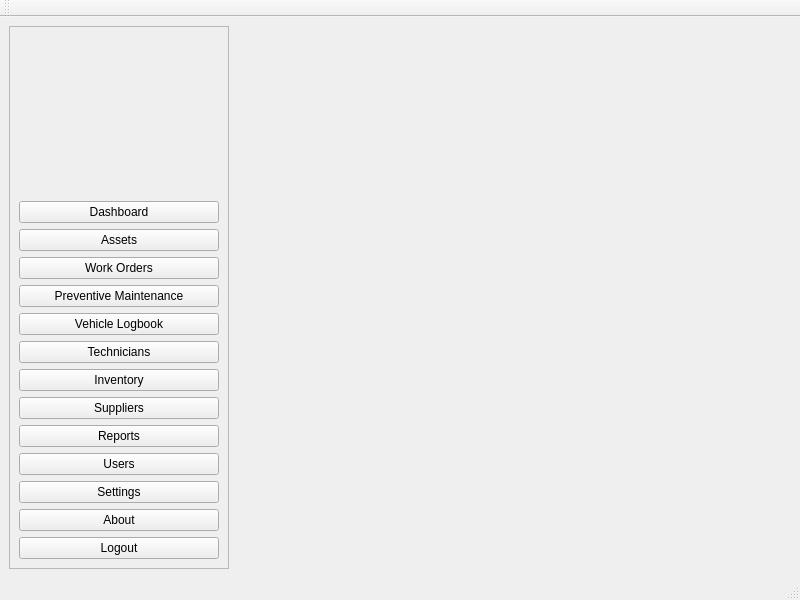
Old version of the form app/ui/forms/main_window.ui in the repository Apie-dup/MaintenanceSystem.
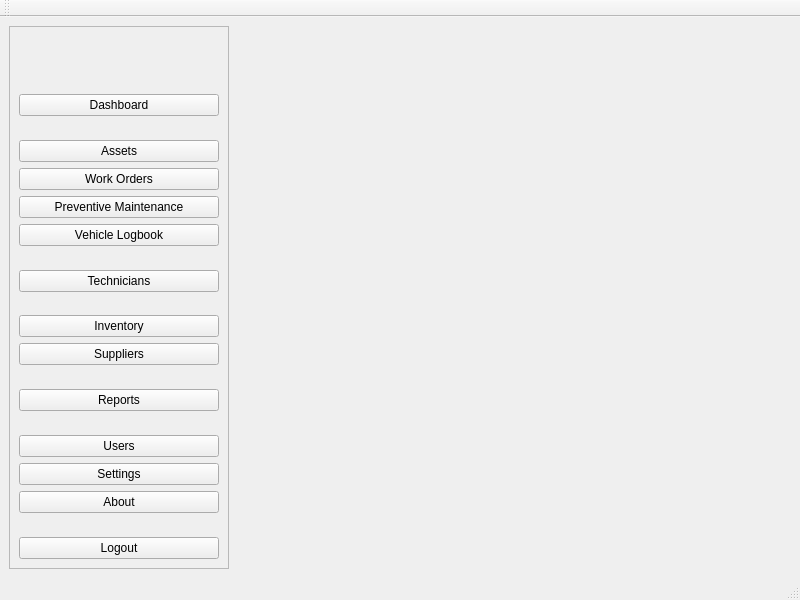
New version of the form.

Patch:
```diff
--- a/app/ui/forms/main_window.ui
+++ b/app/ui/forms/main_window.ui
@@ -50,6 +50,19 @@
          </property>
         </widget>
        </item>
+       <item>
+        <spacer name="verticalSpacer_2">
+         <property name="orientation">
+          <enum>Qt::Orientation::Vertical</enum>
+         </property>
+         <property name="sizeHint" stdset="0">
+          <size>
+           <width>20</width>
+           <height>40</height>
+          </size>
+         </property>
+        </spacer>
+       </item>
        <item>
         <widget class="QPushButton" name="btnDashboard">
          <property name="text">
@@ -60,6 +73,19 @@
          </property>
         </widget>
        </item>
+       <item>
+        <spacer name="verticalSpacer">
+         <property name="orientation">
+          <enum>Qt::Orientation::Vertical</enum>
+         </property>
+         <property name="sizeHint" stdset="0">
+          <size>
+           <width>20</width>
+           <height>40</height>
+          </size>
+         </property>
+        </spacer>
+       </item>
        <item>
         <widget class="QPushButton" name="btnAssets">
          <property name="text">
@@ -97,6 +123,19 @@
          </property>
         </widget>
        </item>
+       <item>
+        <spacer name="verticalSpacer_3">
+         <property name="orientation">
+          <enum>Qt::Orientation::Vertical</enum>
+         </property>
+         <property name="sizeHint" stdset="0">
+          <size>
+           <width>20</width>
+           <height>40</height>
+          </size>
+         </property>
+        </spacer>
+       </item>
        <item>
         <widget class="QPushButton" name="btnTechnicians">
          <property name="text">
@@ -107,6 +146,19 @@
          </property>
         </widget>
        </item>
+       <item>
+        <spacer name="verticalSpacer_4">
+         <property name="orientation">
+          <enum>Qt::Orientation::Vertical</enum>
+         </property>
+         <property name="sizeHint" stdset="0">
+          <size>
+           <width>20</width>
+           <height>40</height>
+          </size>
+         </property>
+        </spacer>
+       </item>
        <item>
         <widget class="QPushButton" name="btnInventory">
          <property name="text">
@@ -127,6 +179,19 @@
          </property>
         </widget>
        </item>
+       <item>
+        <spacer name="verticalSpacer_5">
+         <property name="orientation">
+          <enum>Qt::Orientation::Vertical</enum>
+         </property>
+         <property name="sizeHint" stdset="0">
+          <size>
+           <width>20</width>
+           <height>40</height>
+          </size>
+         </property>
+        </spacer>
+       </item>
        <item>
         <widget class="QPushButton" name="btnReports">
          <property name="text">
@@ -137,6 +202,19 @@
          </property>
         </widget>
        </item>
+       <item>
+        <spacer name="verticalSpacer_6">
+         <property name="orientation">
+          <enum>Qt::Orientation::Vertical</enum>
+         </property>
+         <property name="sizeHint" stdset="0">
+          <size>
+           <width>20</width>
+           <height>40</height>
+          </size>
+         </property>
+        </spacer>
+       </item>
        <item>
         <widget class="QPushButton" name="btnUsers">
          <property name="text">
@@ -161,6 +239,19 @@
          </property>
         </widget>
        </item>
+       <item>
+        <spacer name="verticalSpacer_7">
+         <property name="orientation">
+          <enum>Qt::Orientation::Vertical</enum>
+         </property>
+         <property name="sizeHint" stdset="0">
+          <size>
+           <width>20</width>
+           <height>40</height>
+          </size>
+         </property>
+        </spacer>
+       </item>
        <item>
         <widget class="QPushButton" name="btnLogout">
          <property name="text">
```
